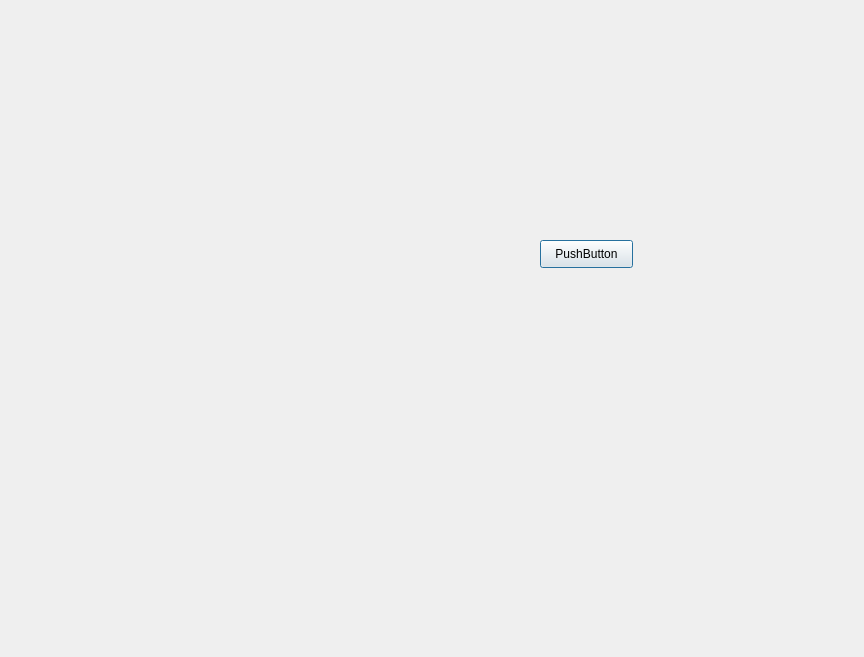
First picture: the form in ui/importFromMenu.ui, repository helscn/epub_factory, before the edit.
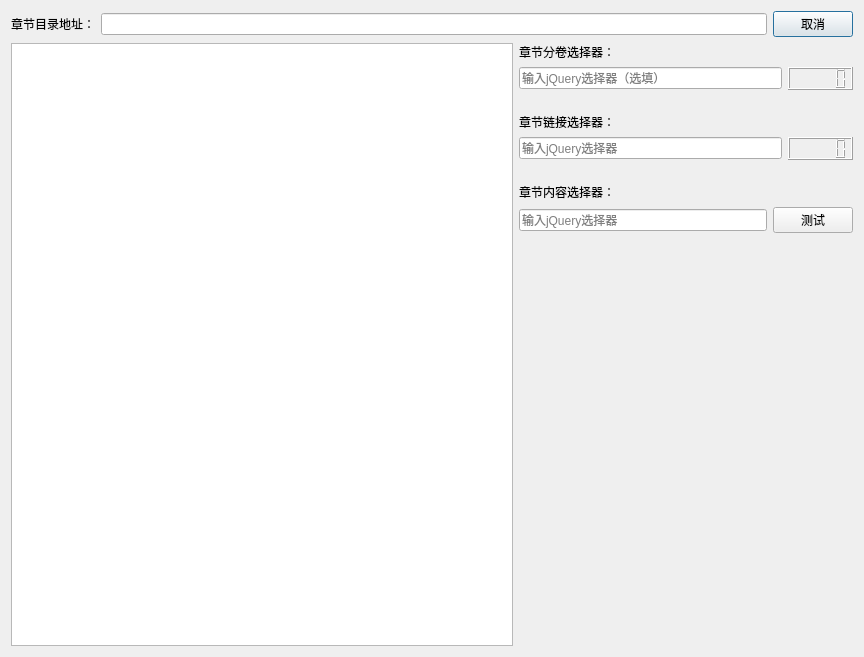
Second picture: the form after the edit.

Diff of the .ui file:
```diff
--- a/ui/importFromMenu.ui
+++ b/ui/importFromMenu.ui
@@ -13,19 +13,174 @@
   <property name="windowTitle">
    <string>Dialog</string>
   </property>
-  <widget class="QPushButton" name="btnCancel">
-   <property name="geometry">
-    <rect>
-     <x>540</x>
-     <y>240</y>
-     <width>93</width>
-     <height>28</height>
-    </rect>
-   </property>
-   <property name="text">
-    <string>PushButton</string>
-   </property>
-  </widget>
+  <layout class="QVBoxLayout" name="verticalLayout">
+   <item>
+    <layout class="QHBoxLayout" name="horizontalLayout_2">
+     <item>
+      <widget class="QLabel" name="label">
+       <property name="text">
+        <string>章节目录地址：</string>
+       </property>
+      </widget>
+     </item>
+     <item>
+      <widget class="QLineEdit" name="lineEdit"/>
+     </item>
+     <item>
+      <widget class="QPushButton" name="btnCancel">
+       <property name="text">
+        <string>取消</string>
+       </property>
+      </widget>
+     </item>
+    </layout>
+   </item>
+   <item>
+    <layout class="QHBoxLayout" name="horizontalLayout" stretch="3,2">
+     <item>
+      <layout class="QVBoxLayout" name="verticalLayout_2">
+       <item>
+        <widget class="QTextBrowser" name="textBrowser"/>
+       </item>
+      </layout>
+     </item>
+     <item>
+      <layout class="QVBoxLayout" name="verticalLayout_3">
+       <item>
+        <widget class="QLabel" name="label_3">
+         <property name="text">
+          <string>章节分卷选择器：</string>
+         </property>
+         <property name="alignment">
+          <set>Qt::AlignBottom|Qt::AlignLeading|Qt::AlignLeft</set>
+         </property>
+        </widget>
+       </item>
+       <item>
+        <layout class="QHBoxLayout" name="horizontalLayout_5">
+         <item>
+          <widget class="QLineEdit" name="lineEdit_3">
+           <property name="toolTip">
+            <string>如果章节有进行分卷（组）时，卷名的名字选择器。</string>
+           </property>
+           <property name="placeholderText">
+            <string>输入jQuery选择器（选填）</string>
+           </property>
+          </widget>
+         </item>
+         <item>
+          <widget class="QLCDNumber" name="lcdNumber_2">
+           <property name="minimumSize">
+            <size>
+             <width>65</width>
+             <height>0</height>
+            </size>
+           </property>
+          </widget>
+         </item>
+        </layout>
+       </item>
+       <item>
+        <widget class="QLabel" name="label_2">
+         <property name="minimumSize">
+          <size>
+           <width>0</width>
+           <height>35</height>
+          </size>
+         </property>
+         <property name="text">
+          <string>章节链接选择器：</string>
+         </property>
+         <property name="alignment">
+          <set>Qt::AlignBottom|Qt::AlignLeading|Qt::AlignLeft</set>
+         </property>
+        </widget>
+       </item>
+       <item>
+        <layout class="QHBoxLayout" name="horizontalLayout_3">
+         <item>
+          <widget class="QLineEdit" name="lineEdit_2">
+           <property name="toolTip">
+            <string>目录网页中每个章节的超链接选择器，每个超链接对应一个章节，链接文本对应章节名。</string>
+           </property>
+           <property name="placeholderText">
+            <string>输入jQuery选择器</string>
+           </property>
+          </widget>
+         </item>
+         <item>
+          <widget class="QLCDNumber" name="lcdNumber">
+           <property name="minimumSize">
+            <size>
+             <width>65</width>
+             <height>0</height>
+            </size>
+           </property>
+          </widget>
+         </item>
+        </layout>
+       </item>
+       <item>
+        <widget class="QLabel" name="label_4">
+         <property name="minimumSize">
+          <size>
+           <width>0</width>
+           <height>35</height>
+          </size>
+         </property>
+         <property name="text">
+          <string>章节内容选择器：</string>
+         </property>
+         <property name="alignment">
+          <set>Qt::AlignBottom|Qt::AlignLeading|Qt::AlignLeft</set>
+         </property>
+        </widget>
+       </item>
+       <item>
+        <layout class="QHBoxLayout" name="horizontalLayout_4">
+         <item>
+          <widget class="QLineEdit" name="lineEdit_4">
+           <property name="toolTip">
+            <string>每个章节网页需要抓取的内容选择器。</string>
+           </property>
+           <property name="placeholderText">
+            <string>输入jQuery选择器</string>
+           </property>
+          </widget>
+         </item>
+         <item>
+          <widget class="QPushButton" name="pushButton">
+           <property name="minimumSize">
+            <size>
+             <width>30</width>
+             <height>0</height>
+            </size>
+           </property>
+           <property name="text">
+            <string>测试</string>
+           </property>
+          </widget>
+         </item>
+        </layout>
+       </item>
+       <item>
+        <spacer name="verticalSpacer">
+         <property name="orientation">
+          <enum>Qt::Vertical</enum>
+         </property>
+         <property name="sizeHint" stdset="0">
+          <size>
+           <width>20</width>
+           <height>40</height>
+          </size>
+         </property>
+        </spacer>
+       </item>
+      </layout>
+     </item>
+    </layout>
+   </item>
+  </layout>
  </widget>
  <resources/>
  <connections/>
```
